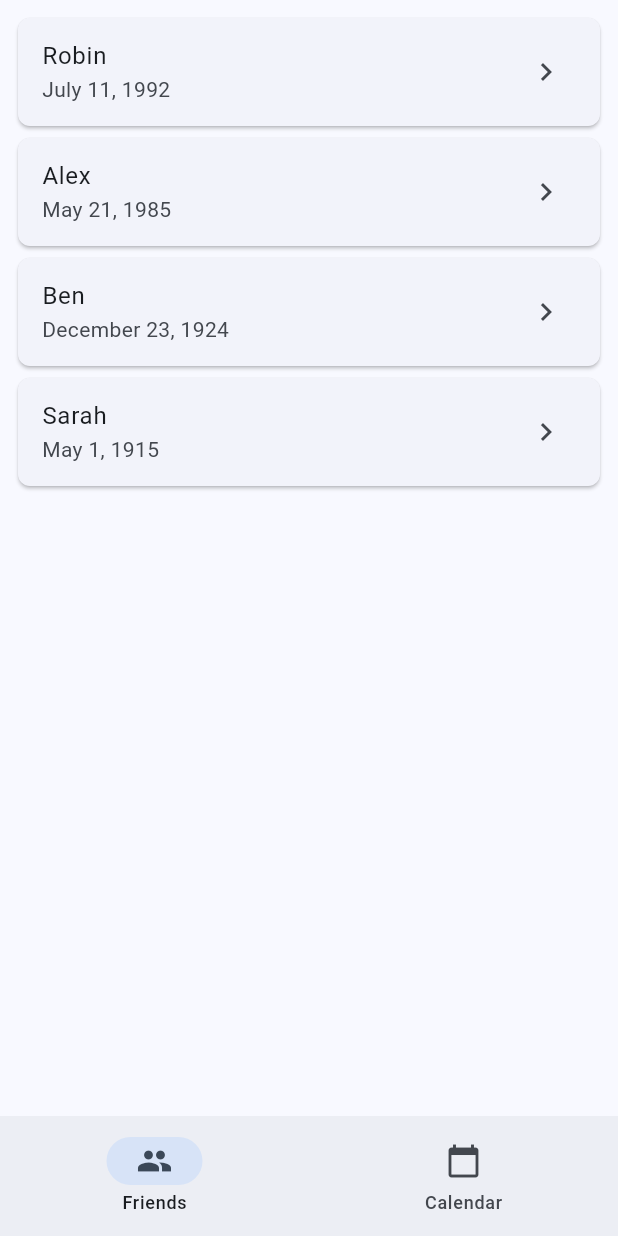
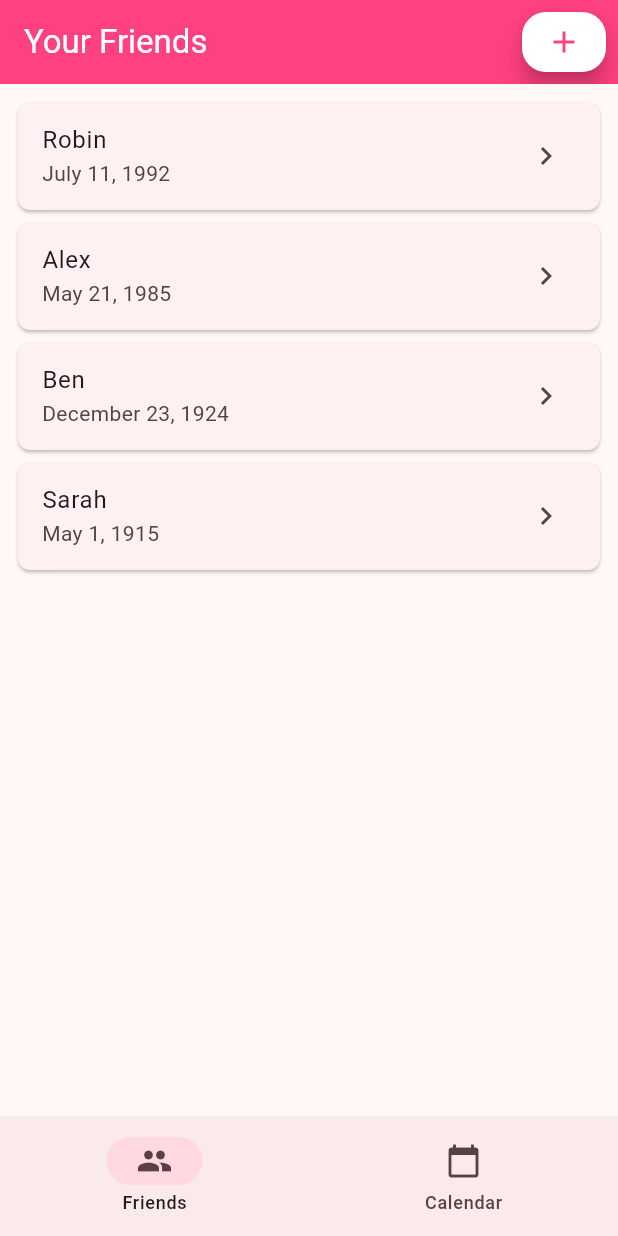
Before and after one commit to RobinKlim/birthday_planer, a Flutter app: the screen it shows after launch, on a phone screen of 412 x 824 dp. Run offline on Flutter 3.47's test engine with Material 3 defaults, Android fonts, the phone set to English and light mode, and no system bars.

Commit message:
button added friends

```diff
--- a/lib/main.dart
+++ b/lib/main.dart
@@ -10,11 +10,17 @@
   Widget build(BuildContext context) {
     return MaterialApp(
       theme: ThemeData(
-          useMaterial3: true,
-          colorScheme: ColorScheme.fromSeed(
-            seedColor: Colors.blue,
-            brightness: Brightness.light,
-          )),
+        useMaterial3: true,
+        colorScheme: ColorScheme.fromSeed(
+          seedColor: Colors.pinkAccent,
+          brightness: Brightness.light,
+        ).copyWith(
+          primary: Colors.pinkAccent,
+          onPrimary: Colors.white,
+          error: Colors.red,
+          onError: Colors.white,
+        ),
+      ),
       home: const NavigationWidget(),
     );
   }
--- a/lib/models/gift.dart
+++ b/lib/models/gift.dart
@@ -2,13 +2,13 @@
 
 class Gift {
   final String name;
-  final bool isBought;
+  final bool isPrepared;
   final String? url;
   final Friend? forFriend;
 
   Gift({
     required this.name,
-    required this.isBought,
+    required this.isPrepared,
     this.url,
     this.forFriend,
   });
--- a/lib/pages/friends_list_page.dart
+++ b/lib/pages/friends_list_page.dart
@@ -17,9 +17,34 @@
       Friend(name: 'Sarah', birthday: DateTime(1915, 5, 1)),
     ];
 
-    return SafeArea(
+    return Scaffold(
+      appBar: AppBar(
+        title: Text('Your Friends'),
+        backgroundColor: Theme.of(context).colorScheme.primary,
+        foregroundColor: Theme.of(context).colorScheme.onPrimary,
+        actions: [
+          Padding(
+            padding: const EdgeInsets.all(8.0),
+            child: Container(
+                decoration: BoxDecoration(
+                  color: Theme.of(context).colorScheme.onPrimary,
+                  shape: BoxShape.circle,
+                ),
+                child: FloatingActionButton(
+                  onPressed: () => print("hi"),
+                  backgroundColor: Theme.of(context).colorScheme.onPrimary,
+                  child: Icon(Icons.add,
+                      color: Theme.of(context).colorScheme.primary),
+                )),
+          ),
+        ],
+      ),
+      body: SafeArea(
         child: Padding(
           padding: const EdgeInsets.all(8.0),
+          child: Column(
+            children: [
+              Expanded(
                 child: ListView.builder(
                   itemCount: friends.length,
                   itemBuilder: (context, index) {
@@ -27,6 +52,10 @@
                   },
                 ),
               ),
+            ],
+          ),
+        ),
+      ),
     );
   }
 }
```
Lines whose indentation alone changed are shown as unchanged.
